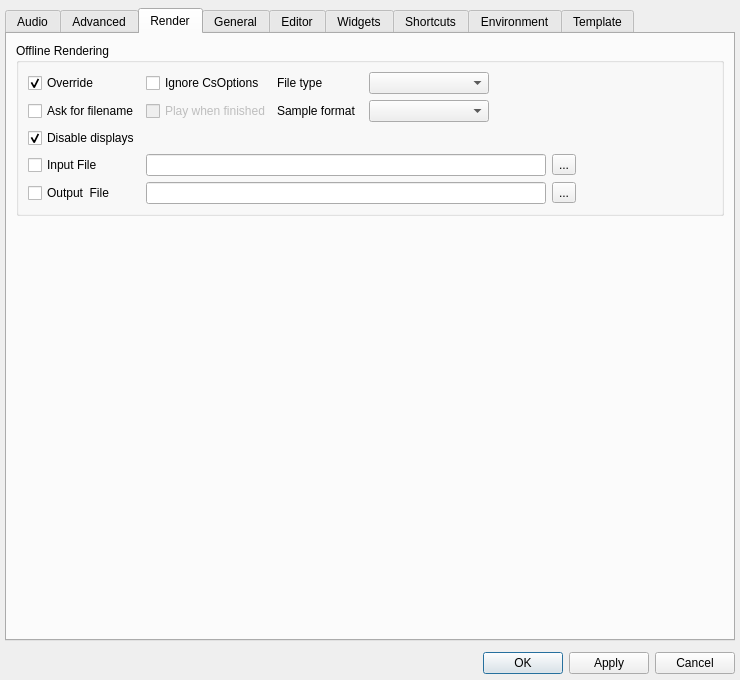
Old version of the form src/configdialog.ui in the repository CsoundQt/CsoundQt.
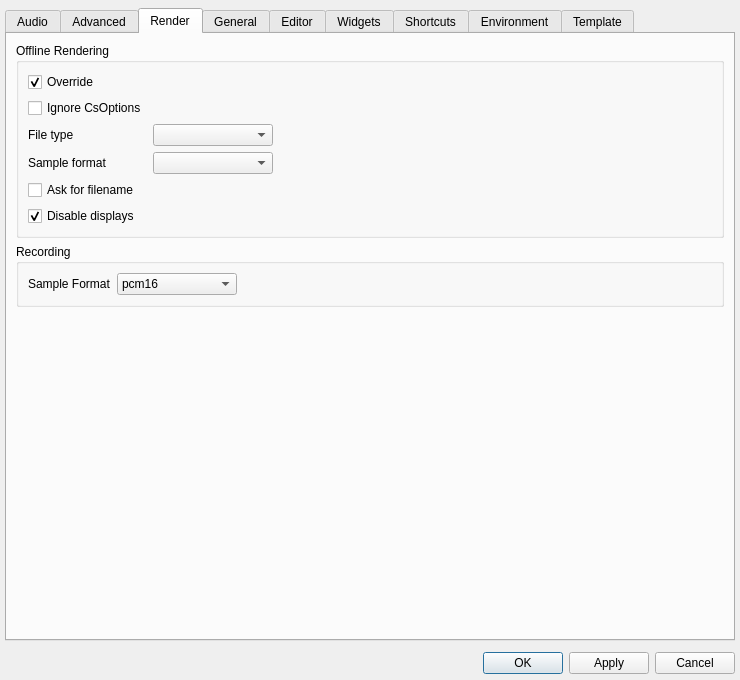
New version of the form. The open tabs and pages were chosen to show the change.

What changed in the file:
```diff
--- a/src/configdialog.ui
+++ b/src/configdialog.ui
@@ -1236,7 +1236,20 @@
                 <property name="spacing">
                  <number>6</number>
                 </property>
-                <item row="2" column="0">
+                <item row="0" column="0">
+                 <widget class="QCheckBox" name="FileUseOptionsCheckBox">
+                  <property name="toolTip">
+                   <string>&lt;html&gt;&lt;head/&gt;&lt;body&gt;&lt;p&gt;Override the file type and sample format below when rendering offline. If &amp;quot;Ignore CsOptions&amp;quot; is not checked, settings are merged and options set here take precedence over the CsOptions tag in the .csd file.&lt;/p&gt;&lt;/body&gt;&lt;/html&gt;</string>
+                  </property>
+                  <property name="text">
+                   <string>Override</string>
+                  </property>
+                  <property name="checked">
+                   <bool>true</bool>
+                  </property>
+                 </widget>
+                </item>
+                <item row="5" column="0">
                  <widget class="QCheckBox" name="DisableDisplaysCheckBox">
                   <property name="toolTip">
                    <string>Pass --nodisplays to Csound when rendering offline. This suppresses Csound's display opcodes. CsoundQt widget drawing is disabled separately during rendering.</string>
@@ -1249,8 +1262,8 @@
                   </property>
                  </widget>
                 </item>
-                <item row="0" column="3">
-                 <widget class="QLabel" name="label_9">
+                <item row="3" column="0">
+                 <widget class="QLabel" name="label_10">
                   <property name="maximumSize">
                    <size>
                     <width>200</width>
@@ -1258,11 +1271,34 @@
                    </size>
                   </property>
                   <property name="text">
-                   <string>File type</string>
+                   <string>Sample format</string>
                   </property>
                  </widget>
                 </item>
-                <item row="0" column="4" colspan="2">
+                <item row="0" column="6">
+                 <spacer name="horizontalSpacer">
+                  <property name="orientation">
+                   <enum>Qt::Orientation::Horizontal</enum>
+                  </property>
+                  <property name="sizeHint" stdset="0">
+                   <size>
+                    <width>40</width>
+                    <height>20</height>
+                   </size>
+                  </property>
+                 </spacer>
+                </item>
+                <item row="4" column="0">
+                 <widget class="QCheckBox" name="AskFilenameCheckBox">
+                  <property name="toolTip">
+                   <string>Ask for a filename when rendering offline</string>
+                  </property>
+                  <property name="text">
+                   <string>Ask for filename</string>
+                  </property>
+                 </widget>
+                </item>
+                <item row="2" column="2">
                  <widget class="QComboBox" name="FileTypeComboBox">
                   <property name="maximumSize">
                    <size>
@@ -1275,44 +1311,20 @@
                   </property>
                  </widget>
                 </item>
-                <item row="6" column="6">
-                 <widget class="QToolButton" name="outputFilenameToolButton">
-                  <property name="text">
-                   <string>...</string>
+                <item row="2" column="0">
+                 <widget class="QLabel" name="label_9">
+                  <property name="maximumSize">
+                   <size>
+                    <width>200</width>
+                    <height>16777215</height>
+                   </size>
                   </property>
-                 </widget>
-                </item>
-                <item row="6" column="0">
-                 <widget class="QCheckBox" name="OutputFilenameCheckBox">
-                  <property name="toolTip">
-                   <string>Select the output file to render to</string>
-                  </property>
-                  <property name="styleSheet">
-                   <string notr="true"/>
-                  </property>
                   <property name="text">
-                   <string>Output  File</string>
+                   <string>File type</string>
                   </property>
                  </widget>
                 </item>
-                <item row="5" column="6">
-                 <widget class="QToolButton" name="inputFilenameToolButton">
-                  <property name="text">
-                   <string>...</string>
-                  </property>
-                 </widget>
-                </item>
-                <item row="5" column="0">
-                 <widget class="QCheckBox" name="InputFilenameCheckBox">
-                  <property name="toolTip">
-                   <string>Select an input file to simulate audio input in offline mode</string>
-                  </property>
-                  <property name="text">
-                   <string>Input File</string>
-                  </property>
-                 </widget>
-                </item>
-                <item row="1" column="4" colspan="2">
+                <item row="3" column="2">
                  <widget class="QComboBox" name="FileFormatComboBox">
                   <property name="minimumSize">
                    <size>
@@ -1331,58 +1343,7 @@
                   </property>
                  </widget>
                 </item>
-                <item row="6" column="2" colspan="4">
-                 <widget class="QLineEdit" name="OutputFilenameLineEdit">
-                  <property name="minimumSize">
-                   <size>
-                    <width>400</width>
-                    <height>0</height>
-                   </size>
-                  </property>
-                  <property name="maximumSize">
-                   <size>
-                    <width>800</width>
-                    <height>16777215</height>
-                   </size>
-                  </property>
-                  <property name="toolTip">
-                   <string>Select the output file to render to</string>
-                  </property>
-                 </widget>
-                </item>
-                <item row="0" column="0">
-                 <widget class="QCheckBox" name="FileUseOptionsCheckBox">
-                  <property name="toolTip">
-                   <string>&lt;html&gt;&lt;head/&gt;&lt;body&gt;&lt;p&gt;Override setting in the orchestra with the values below. If &amp;quot;Ignore CsOptions&amp;quot; is not checked, settings are merged and options set here take override any setting within the CsOptions tag in the .csd file&lt;/p&gt;&lt;/body&gt;&lt;/html&gt;</string>
-                  </property>
-                  <property name="text">
-                   <string>Override</string>
-                  </property>
-                  <property name="checked">
-                   <bool>true</bool>
-                  </property>
-                 </widget>
-                </item>
-                <item row="5" column="2" colspan="4">
-                 <widget class="QLineEdit" name="InputFilenameLineEdit">
-                  <property name="minimumSize">
-                   <size>
-                    <width>400</width>
-                    <height>0</height>
-                   </size>
-                  </property>
-                  <property name="maximumSize">
-                   <size>
-                    <width>800</width>
-                    <height>16777215</height>
-                   </size>
-                  </property>
-                  <property name="toolTip">
-                   <string>Select an input file to simulate audio input in offline mode</string>
-                  </property>
-                 </widget>
-                </item>
-                <item row="0" column="2">
+                <item row="1" column="0">
                  <widget class="QCheckBox" name="FileOverrideCheckBox">
                   <property name="toolTip">
                    <string>Ignore options set in the orchestra when rendering offline</string>
@@ -1392,57 +1353,73 @@
                   </property>
                  </widget>
                 </item>
-                <item row="1" column="3">
-                 <widget class="QLabel" name="label_10">
-                  <property name="maximumSize">
-                   <size>
-                    <width>200</width>
-                    <height>16777215</height>
-                   </size>
-                  </property>
-                  <property name="text">
-                   <string>Sample format</string>
-                  </property>
-                 </widget>
-                </item>
-                <item row="1" column="0">
-                 <widget class="QCheckBox" name="AskFilenameCheckBox">
-                  <property name="toolTip">
-                   <string>Ask for a filename when rendering offline</string>
-                  </property>
-                  <property name="text">
-                   <string>Ask for filename</string>
-                  </property>
-                 </widget>
-                </item>
-                <item row="1" column="2">
-                 <widget class="QCheckBox" name="FilePlayFinishedCheckBox">
-                  <property name="enabled">
-                   <bool>false</bool>
-                  </property>
-                  <property name="text">
-                   <string>Play when finished</string>
-                  </property>
-                 </widget>
-                </item>
-                <item row="0" column="6">
-                 <spacer name="horizontalSpacer">
-                  <property name="orientation">
-                   <enum>Qt::Orientation::Horizontal</enum>
-                  </property>
-                  <property name="sizeHint" stdset="0">
-                   <size>
-                    <width>40</width>
-                    <height>20</height>
-                   </size>
-                  </property>
-                 </spacer>
-                </item>
                </layout>
               </item>
              </layout>
             </widget>
            </item>
+           <item>
+            <widget class="QGroupBox" name="groupBox_recording">
+             <property name="sizePolicy">
+              <sizepolicy hsizetype="Preferred" vsizetype="Fixed">
+               <horstretch>0</horstretch>
+               <verstretch>0</verstretch>
+              </sizepolicy>
+             </property>
+             <property name="title">
+              <string>Recording</string>
+             </property>
+             <layout class="QFormLayout" name="recordingFormLayout">
+              <property name="fieldGrowthPolicy">
+               <enum>QFormLayout::FieldGrowthPolicy::AllNonFixedFieldsGrow</enum>
+              </property>
+              <item row="0" column="0">
+               <widget class="QLabel" name="recordingSampleFormatLabel">
+                <property name="toolTip">
+                 <string>Sample format for WAV files recorded with the record button. This is not the same as offline rendering.</string>
+                </property>
+                <property name="text">
+                 <string>Sample Format</string>
+                </property>
+               </widget>
+              </item>
+              <item row="0" column="1">
+               <widget class="QComboBox" name="sampleFormatComboBox">
+                <property name="minimumSize">
+                 <size>
+                  <width>100</width>
+                  <height>0</height>
+                 </size>
+                </property>
+                <property name="maximumSize">
+                 <size>
+                  <width>120</width>
+                  <height>16777215</height>
+                 </size>
+                </property>
+                <property name="toolTip">
+                 <string>Sample format for WAV files recorded with the record button. This is not the same as offline rendering.</string>
+                </property>
+                <item>
+                 <property name="text">
+                  <string>pcm16</string>
+                 </property>
+                </item>
+                <item>
+                 <property name="text">
+                  <string>pcm24</string>
+                 </property>
+                </item>
+                <item>
+                 <property name="text">
+                  <string>float32</string>
+                 </property>
+                </item>
+               </widget>
+              </item>
+             </layout>
+            </widget>
+           </item>
            <item>
             <spacer name="verticalSpacer_6">
              <property name="orientation">
@@ -1569,50 +1546,6 @@
                 </property>
                </widget>
               </item>
-              <item row="1" column="0">
-               <widget class="QLabel" name="recordButtonFormatLabel">
-                <property name="toolTip">
-                 <string>&lt;html&gt;&lt;head/&gt;&lt;body&gt;&lt;p&gt;Format of the generated sound file when recording via the recording button in CsoundQT. &lt;span style=&quot; font-weight:600;&quot;&gt;This is NOT the same as offline rendering. &lt;/span&gt;&lt;/p&gt;&lt;/body&gt;&lt;/html&gt;</string>
-                </property>
-                <property name="text">
-                 <string>Record Button Format</string>
-                </property>
-               </widget>
-              </item>
-              <item row="1" column="1">
-               <widget class="QComboBox" name="sampleFormatComboBox">
-                <property name="minimumSize">
-                 <size>
-                  <width>100</width>
-                  <height>0</height>
-                 </size>
-                </property>
-                <property name="maximumSize">
-                 <size>
-                  <width>120</width>
-                  <height>16777215</height>
-                 </size>
-                </property>
-                <property name="toolTip">
-                 <string>&lt;html&gt;&lt;head/&gt;&lt;body&gt;&lt;p&gt;Format of the generated sound file when recording via the recording button in CsoundQT. &lt;span style=&quot; font-weight:600;&quot;&gt;This is NOT the same as offline rendering. &lt;/span&gt;&lt;/p&gt;&lt;/body&gt;&lt;/html&gt;</string>
-                </property>
-                <item>
-                 <property name="text">
-                  <string>16 Bit Int</string>
-                 </property>
-                </item>
-                <item>
-                 <property name="text">
-                  <string>24 Bit Int</string>
-                 </property>
-                </item>
-                <item>
-                 <property name="text">
-                  <string>32 bit float</string>
-                 </property>
-                </item>
-               </widget>
-              </item>
               <item row="3" column="0">
                <widget class="QLabel" name="colourThemeLabel">
                 <property name="text">
```
Left out of the diff: 182 changed lines with no effect on the pictures.
